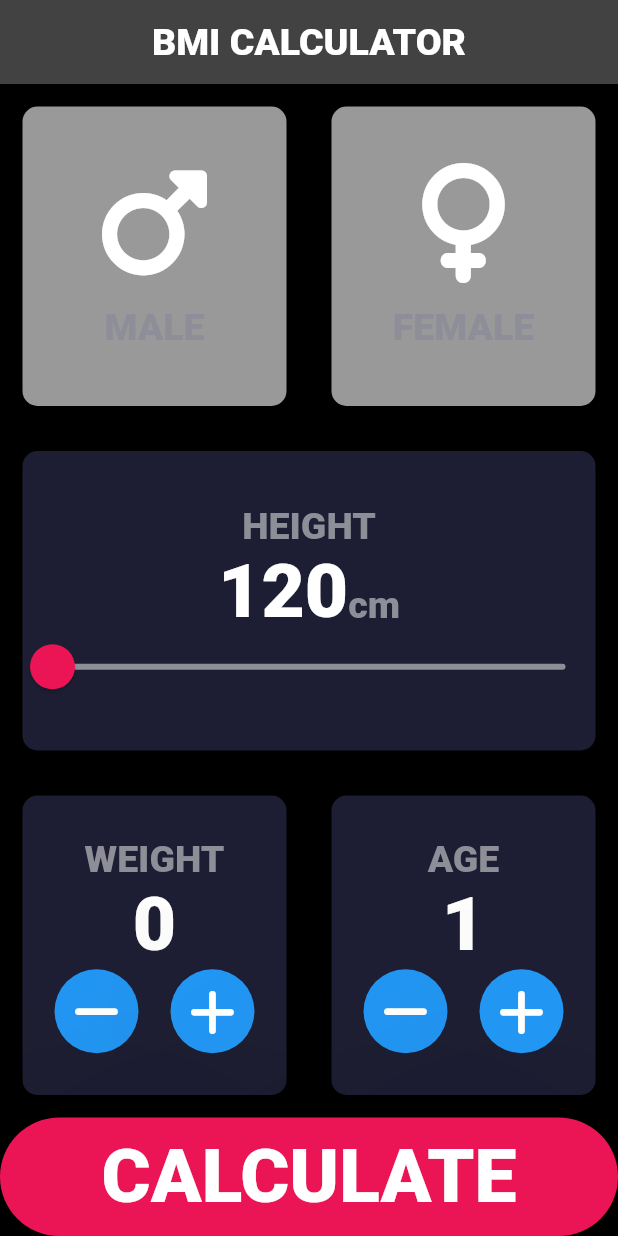
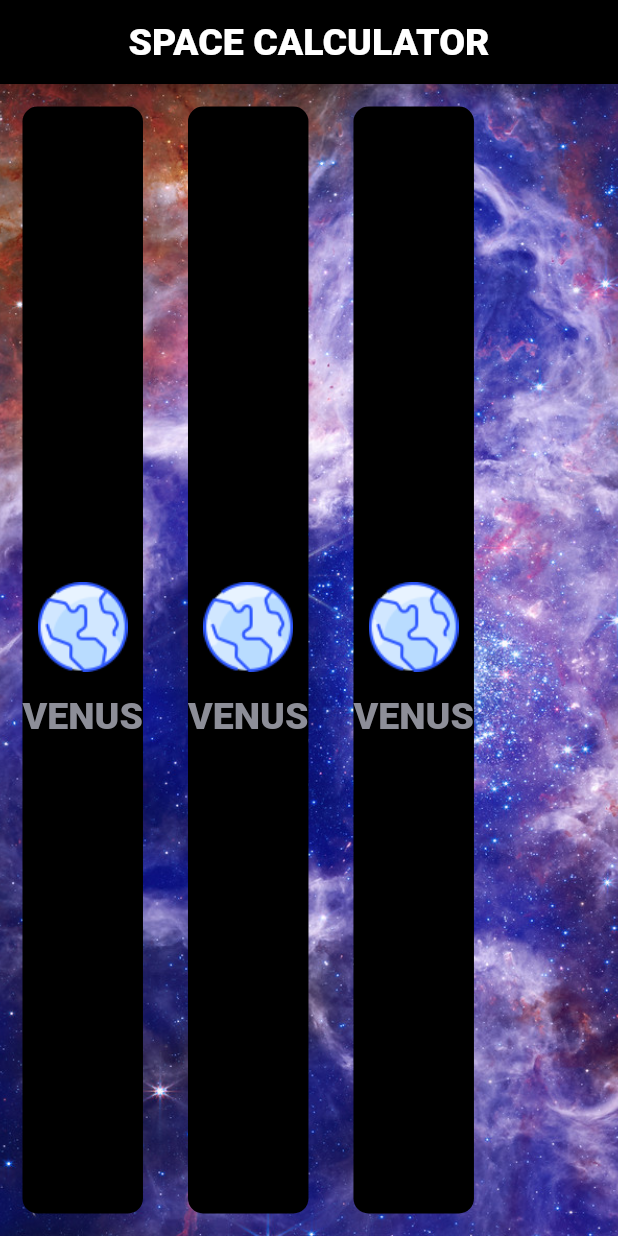
Before and after one commit to CincoCoding/BMI-Calculator, a Flutter app: the screen it shows after launch, on a phone screen of 412 x 824 dp. Run offline on Flutter 3.47's test engine with Material 2 defaults, Android fonts, the phone set to English and light mode, and no system bars; our stand-ins replace font_awesome_flutter.

Commit message:
Begun Space Calculator Configuration, solved background, and HeavenlyBodyCards

```diff
--- a/lib/components/BottomButton.dart
+++ b/lib/components/BottomButton.dart
@@ -7,13 +7,41 @@ class BottomButton extends StatelessWidget {
   final String title;
 
   @override
+//   Widget build(BuildContext context) {
+//     return Container(
+//       decoration: ShapeDecoration(
+//         shape: RoundedRectangleBorder(
+//           borderRadius: BorderRadius.all(
+//             Radius.circular(50.0),
+//           ),
+//         ),
+//         // color: Colors.blue,
+//       ),
+//       child: Center(
+//         child: Text(
+//           title,
+//           style: kLabelTextStyle.copyWith(color: Colors.white, fontSize: 50),
+//         ),
+//       ),
+//       // color: Color(0xFFEB1555),
+//       padding: EdgeInsets.only(top: 10, bottom: 10.0),
+//     );
+//   }
+// }
+
   Widget build(BuildContext context) {
     return Container(
       decoration: ShapeDecoration(
+        image: DecorationImage(
+          image: AssetImage('images/blackSpace.png'),
+          fit: BoxFit.cover,
+        ),
         shape: RoundedRectangleBorder(
-          borderRadius: BorderRadius.all(Radius.circular(50.0)),
+          borderRadius: BorderRadius.all(
+            Radius.circular(50.0),
+          ),
         ),
-        color: Color(0xFFEB1555),
+        // color: Colors.blue,
       ),
       child: Center(
         child: Text(
--- a/lib/components/gender_card.dart
+++ b/lib/components/gender_card.dart
@@ -1,25 +1,22 @@
 import 'package:bmi_calculator/constants.dart';
 import 'package:flutter/material.dart';
 
-class GenderCard extends StatelessWidget {
-  GenderCard({@required this.gender, @required this.icon});
-  final String gender;
-  final IconData icon;
+class HeavenlyBodyCard extends StatelessWidget {
+  HeavenlyBodyCard({@required this.celestialObject, @required this.image});
+  final String celestialObject;
+  final String image;
 
   @override
   Widget build(BuildContext context) {
     return Column(
       mainAxisAlignment: MainAxisAlignment.center,
       children: <Widget>[
-        Icon(
-          icon,
-          size: 80.0,
-        ),
+        Image.asset(image),
         SizedBox(
           height: 15.0,
         ),
         Text(
-          gender,
+          celestialObject,
           style: kLabelTextStyle,
         ),
       ],
--- a/lib/constants.dart
+++ b/lib/constants.dart
@@ -16,10 +16,4 @@ const kBigNumber = TextStyle(
   fontWeight: FontWeight.w900,
 );
 
-var kHeight = 120;
-
-var kWeight = 0;
-
-var kAge = 1;
-
 const double kSizedBoxHeight = 54;
--- a/lib/screens/input_page.dart
+++ b/lib/screens/input_page.dart
@@ -1,3 +1,5 @@
+import 'package:bmi_calculator/screens/CalculatorBrain.dart';
+import 'package:bmi_calculator/screens/results_page.dart';
 import 'package:flutter/material.dart';
 import 'package:font_awesome_flutter/font_awesome_flutter.dart';
 import '../components/reusable_card.dart';
@@ -18,13 +20,26 @@ class InputPage extends StatefulWidget {
 
 class _InputPageState extends State<InputPage> {
   Gender selectedGender;
+  int kAge = 27;
+  int weight = 95;
+  int height = 178;
 
   @override
   Widget build(BuildContext context) {
-    return Scaffold(
+    return Stack(
+      children: <Widget>[
+        Image.asset(
+          "images/blueSpace.jpg",
+          height: MediaQuery.of(context).size.height,
+          width: MediaQuery.of(context).size.width,
+          fit: BoxFit.cover,
+        ),
+        Scaffold(
+          backgroundColor: Colors.transparent,
           appBar: AppBar(
+            backgroundColor: Colors.black,
             title: Center(
-          child: Text('BMI CALCULATOR',
+              child: Text('SPACE CALCULATOR',
                   style: kLabelTextStyle.copyWith(color: Colors.white)),
             ),
           ),
@@ -33,140 +48,179 @@ class _InputPageState extends State<InputPage> {
               mainAxisAlignment: MainAxisAlignment.spaceEvenly,
               children: <Widget>[
                 Expanded(
-              child: Row(children: <Widget>[
-                Expanded(
-                  child: ReusableCard(
-                    onPress: () {
-                      setState(() {
-                        selectedGender = Gender.male;
-                      });
-                    },
-                    color: selectedGender == Gender.male
-                        ? kActiveCardColor
-                        : kInactiveCardColor,
-                    cardChild: GenderCard(
-                      gender: "MALE",
-                      icon: FontAwesomeIcons.mars,
+                    child: Row(
+                  children: <Widget>[
+                    ReusableCard(
+                      color: Colors.black,
+                      cardChild: HeavenlyBodyCard(
+                          celestialObject: "VENUS",
+                          image: "icons/icons8-planet-60.png"),
                     ),
+                    ReusableCard(
+                      color: Colors.black,
+                      cardChild: HeavenlyBodyCard(
+                          celestialObject: "VENUS",
+                          image: "icons/icons8-planet-60.png"),
                     ),
+                    ReusableCard(
+                      color: Colors.black,
+                      cardChild: HeavenlyBodyCard(
+                          celestialObject: "VENUS",
+                          image: "icons/icons8-planet-60.png"),
                     ),
-                Expanded(
-                  child: ReusableCard(
-                    onPress: () {
-                      setState(() {
-                        selectedGender = Gender.female;
-                      });
-                    },
-                    color: selectedGender == Gender.female
-                        ? kActiveCardColor
-                        : kInactiveCardColor,
-                    cardChild: GenderCard(
-                      gender: 'FEMALE',
-                      icon: FontAwesomeIcons.venus,
-                    ),
-                  ),
-                ),
+                  ],
+                ))
               ]),
         ),
-            Expanded(
-              child: ReusableCard(
-                color: kCardColor,
-                cardChild: Column(
-                  mainAxisAlignment: MainAxisAlignment.center,
-                  children: <Widget>[
-                    Text(
-                      "HEIGHT",
-                      style: kLabelTextStyle,
-                    ),
-                    Row(
-                      crossAxisAlignment: CrossAxisAlignment.baseline,
-                      mainAxisAlignment: MainAxisAlignment.center,
-                      textBaseline: TextBaseline.alphabetic,
-                      children: [
-                        Text(
-                          kHeight.toString(),
-                          style: kBigNumber,
-                        ),
-                        Text("cm", style: kLabelTextStyle),
       ],
-                    ),
-                    SliderTheme(
-                      data: SliderTheme.of(context).copyWith(
-                        inactiveTrackColor: Color(0xFFBDBE98),
-                        activeTrackColor: Colors.white,
-                        thumbColor: Color(0xFFEB1555),
-                        overlayColor: Colors.blue,
-                        thumbShape:
-                            RoundSliderThumbShape(enabledThumbRadius: 15),
-                        overlayShape:
-                            RoundSliderOverlayShape(overlayRadius: 20),
-                      ),
-                      child: Slider(
-                        value: kHeight.toDouble(),
-                        min: 120.0,
-                        max: 220.0,
-                        // activeColor: Colors.red,
-                        inactiveColor: Color(0xFF8D8E98),
-                        onChanged: (double newValue) {
-                          setState(() {
-                            kHeight = newValue.round();
-                          });
-                        },
-                      ),
-                    )
-                  ],
-                ),
-              ),
-            ),
-            Expanded(
-              child: Row(
-                children: <Widget>[
-                  Expanded(
-                    child: CounterCardTwoButtons(
-                      text: "WEIGHT",
-                      textVariable: kWeight.toString(),
-                      onPressed1: () {
-                        setState(() {
-                          kWeight--;
-                        });
-                      },
-                      icon1: Icon(FontAwesomeIcons.minus),
-                      onPressed2: () {
-                        setState(() {
-                          kWeight++;
-                        });
-                      },
-                      icon2: Icon(FontAwesomeIcons.plus),
-                    ),
-                  ),
-                  Expanded(
-                    child: CounterCardTwoButtons(
-                      text: "AGE",
-                      textVariable: kAge.toString(),
-                      onPressed1: () {
-                        setState(() {
-                          kAge--;
-                        });
-                      },
-                      icon1: Icon(FontAwesomeIcons.minus),
-                      onPressed2: () {
-                        setState(() {
-                          kAge++;
-                        });
-                      },
-                      icon2: Icon(FontAwesomeIcons.plus),
-                    ),
-                  ),
-                ],
-              ),
-            ),
-            GestureDetector(
-              onTap: () {
-                Navigator.pushNamed((context), '/results');
-              },
-              child: BottomButton(title: "CALCULATE"),
-            )
-          ]),
     );
   }
 }
+
+// [
+// Expanded(
+// child: Row(children: <Widget>[
+// Expanded(
+// child: ReusableCard(
+// onPress: () {
+// setState(() {
+// selectedGender = Gender.male;
+// });
+// },
+// color: selectedGender == Gender.male
+// ? kActiveCardColor
+//     : kInactiveCardColor,
+// cardChild: GenderCard(
+// gender: "MALE",
+// icon: FontAwesomeIcons.mars,
+// ),
+// ),
+// ),
+// Expanded(
+// child: ReusableCard(
+// onPress: () {
+// setState(() {
+// selectedGender = Gender.female;
+// });
+// },
+// color: selectedGender == Gender.female
+// ? kActiveCardColor
+//     : kInactiveCardColor,
+// cardChild: GenderCard(
+// gender: 'FEMALE',
+// icon: FontAwesomeIcons.venus,
+// ),
+// ),
+// ),
+// ]),
+// ),
+// Expanded(
+// child: ReusableCard(
+// color: kCardColor,
+// cardChild: Column(
+// mainAxisAlignment: MainAxisAlignment.center,
+// children: <Widget>[
+// Text(
+// "HEIGHT",
+// style: kLabelTextStyle,
+// ),
+// Row(
+// crossAxisAlignment: CrossAxisAlignment.baseline,
+// mainAxisAlignment: MainAxisAlignment.center,
+// textBaseline: TextBaseline.alphabetic,
+// children: [
+// Text(
+// height.toString(),
+// style: kBigNumber,
+// ),
+// Text("cm", style: kLabelTextStyle),
+// ],
+// ),
+// SliderTheme(
+// data: SliderTheme.of(context).copyWith(
+// inactiveTrackColor: Color(0xFFBDBE98),
+// activeTrackColor: Colors.white,
+// thumbColor: Color(0xFFEB1555),
+// overlayColor: Colors.blue,
+// thumbShape:
+// RoundSliderThumbShape(enabledThumbRadius: 15),
+// overlayShape:
+// RoundSliderOverlayShape(overlayRadius: 20),
+// ),
+// child: Slider(
+// value: height.toDouble(),
+// min: 120.0,
+// max: 220.0,
+// // activeColor: Colors.red,
+// inactiveColor: Color(0xFF8D8E98),
+// onChanged: (double newValue) {
+// setState(() {
+// height = newValue.round();
+// });
+// },
+// ),
+// )
+// ],
+// ),
+// ),
+// ),
+// Expanded(
+// child: Row(
+// children: <Widget>[
+// Expanded(
+// child: CounterCardTwoButtons(
+// text: "WEIGHT",
+// textVariable: weight.toString(),
+// onPressed1: () {
+// setState(() {
+// weight--;
+// });
+// },
+// icon1: Icon(FontAwesomeIcons.minus),
+// onPressed2: () {
+// setState(() {
+// weight++;
+// });
+// },
+// icon2: Icon(FontAwesomeIcons.plus),
+// ),
+// ),
+// Expanded(
+// child: CounterCardTwoButtons(
+// text: "AGE",
+// textVariable: kAge.toString(),
+// onPressed1: () {
+// setState(() {
+// kAge--;
+// });
+// },
+// icon1: Icon(FontAwesomeIcons.minus),
+// onPressed2: () {
+// setState(() {
+// kAge++;
+// });
+// },
+// icon2: Icon(FontAwesomeIcons.plus),
+// ),
+// ),
+// ],
+// ),
+// ),
+// GestureDetector(
+// onTap: () {
+// CalculatorBrain calc =
+// CalculatorBrain(height: height, weight: weight);
+// Navigator.push(
+// context,
+// MaterialPageRoute(
+// builder: (context) => ResultsPage(
+// bmiResult: calc.calculateBMI(),
+// resultText: calc.getResult(),
+// interpretation: calc.getInterpretation(),
+// ),
+// ),
+// );
+// },
+// child: BottomButton(title: "CALCULATE"),
+// )
+// ]
--- a/pubspec.yaml
+++ b/pubspec.yaml
@@ -19,3 +19,7 @@ dev_dependencies:
 
 flutter:
   uses-material-design: true
+  assets:
+    - images/blueSpace.jpg
+    - images/blackSpace.png
+    - icons/
```
Also changed, not shown: lib/screens/CalculatorBrain.dart (added, +38 -0 lines), lib/screens/results_page.dart (+10 -3 lines), icons/icons8-astronaut-128(-xxxhdpi).png (added), icons/icons8-black-hole-128(-xxxhdpi).png (added), icons/icons8-celestial-equator-128(-xxxhdpi).png (added), icons/icons8-earth-128(-xxxhdpi).png (added), icons/icons8-equator-128(-xxxhdpi).png (added), icons/icons8-jupiter-60.png (added), icons/icons8-new-moon-16.png (added), icons/icons8-planet-60.png (added), icons/icons8-saturn-128(-xxxhdpi).png (added), icons/icons8-sun-128(-xxxhdpi).png (added), icons/icons8-ufo-128(-xxxhdpi).png (added), images/blackSpace.png (added), 1 more files, 2 other files. Lines whose indentation alone changed are shown as unchanged.
